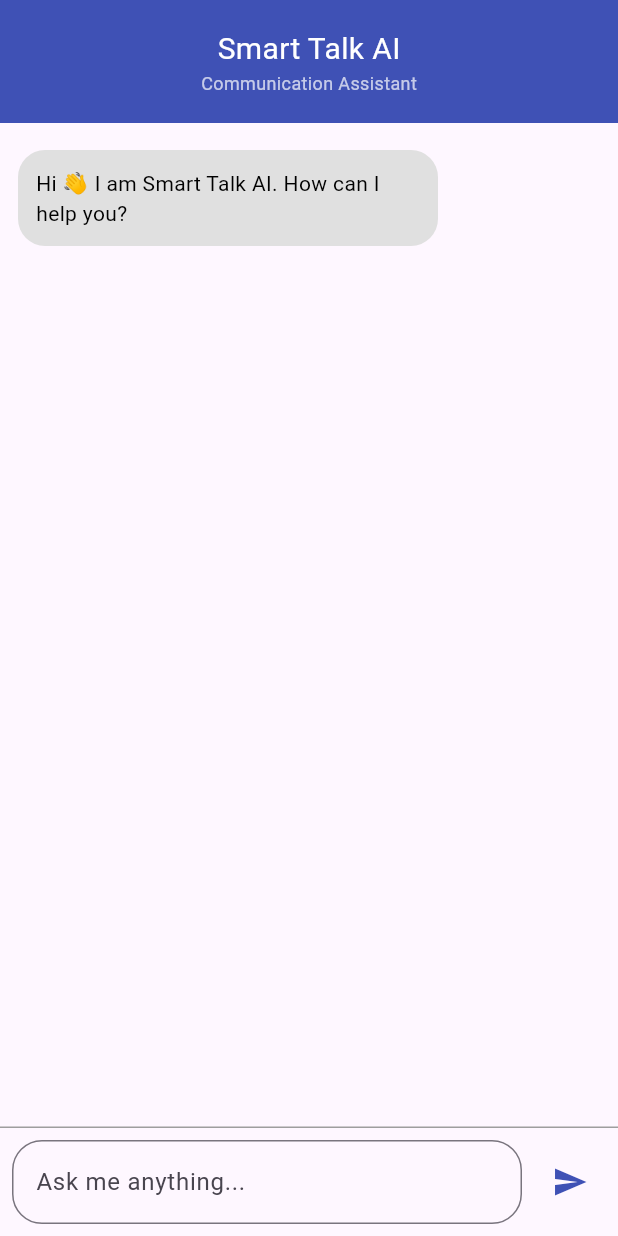
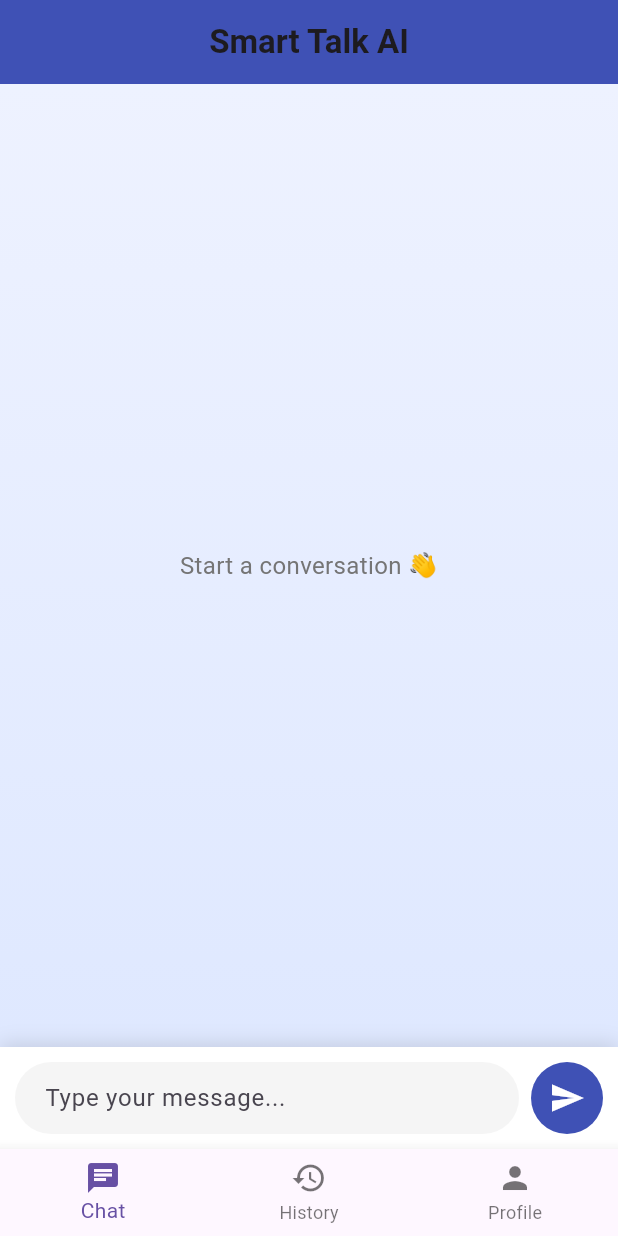
Before and after one commit to aizaziqbal11-wq/smart-talk-ai, a Flutter app: the screen it shows after launch, on a phone screen of 412 x 824 dp. Run offline on Flutter 3.47's test engine with Material 3 defaults, Android fonts, the phone set to English and light mode, and no system bars.

Commit message:
adding more screens and working on chat_screen for more attracive UI

```diff
--- a/lib/main.dart
+++ b/lib/main.dart
@@ -1,20 +1,55 @@
 import 'package:flutter/material.dart';
 import 'screens/chat_screen.dart';
+import 'screens/history_screen.dart';
+import 'screens/profile_screen.dart';
 
 void main() {
-  runApp(const SmartTalkAI());
+  runApp(SmartTalkAI());
 }
 
 class SmartTalkAI extends StatelessWidget {
-  const SmartTalkAI({super.key});
-
   @override
   Widget build(BuildContext context) {
     return MaterialApp(
       debugShowCheckedModeBanner: false,
       title: 'Smart Talk AI',
       theme: ThemeData(primarySwatch: Colors.indigo),
-      home: const ChatScreen(),
+      home: HomePage(),
     );
   }
 }
+
+class HomePage extends StatefulWidget {
+  @override
+  _HomePageState createState() => _HomePageState();
+}
+
+class _HomePageState extends State<HomePage> {
+  int _currentIndex = 0;
+
+  final List<Widget> _screens = [
+    ChatScreen(),
+    HistoryScreen(),
+    ProfileScreen(),
+  ];
+
+  @override
+  Widget build(BuildContext context) {
+    return Scaffold(
+      body: _screens[_currentIndex],
+      bottomNavigationBar: BottomNavigationBar(
+        currentIndex: _currentIndex,
+        onTap: (index) {
+          setState(() {
+            _currentIndex = index;
+          });
+        },
+        items: const [
+          BottomNavigationBarItem(icon: Icon(Icons.chat), label: "Chat"),
+          BottomNavigationBarItem(icon: Icon(Icons.history), label: "History"),
+          BottomNavigationBarItem(icon: Icon(Icons.person), label: "Profile"),
+        ],
+      ),
+    );
+  }
+}
--- a/lib/screens/chat_screen.dart
+++ b/lib/screens/chat_screen.dart
@@ -1,47 +1,122 @@
 import 'package:flutter/material.dart';
+import '../widgets/chat_bubble.dart';
 import '../models/message_model.dart';
-import '../widgets/chat_bubble.dart';
-import '../widgets/chat_input.dart';
-import '../widgets/chat_header.dart';
 
 class ChatScreen extends StatefulWidget {
-  const ChatScreen({super.key});
-
   @override
-  State<ChatScreen> createState() => _ChatScreenState();
+  _ChatScreenState createState() => _ChatScreenState();
 }
 
 class _ChatScreenState extends State<ChatScreen> {
-  final List<Message> messages = [
-    Message(text: "Hi 👋 I am Smart Talk AI. How can I help you?", isUser: false),
-  ];
+  final TextEditingController _controller = TextEditingController();
+  List<Message> messages = [];
 
-  void sendMessage(String text) {
+  void sendMessage() {
+    if (_controller.text.trim().isEmpty) return;
+
     setState(() {
-      messages.add(Message(text: text, isUser: true));
-      messages.add(
-        Message(text: "This is a demo response for now.", isUser: false),
-      );
+      messages.add(Message(text: _controller.text, isUser: true));
+      messages.add(Message(text: "This is AI response (demo)", isUser: false));
     });
+
+    _controller.clear();
   }
 
   @override
   Widget build(BuildContext context) {
     return Scaffold(
-      body: Column(
+      backgroundColor: Colors.transparent,
+
+      appBar: AppBar(
+        elevation: 0,
+        centerTitle: true,
+        title: const Text(
+          "Smart Talk AI",
+          style: TextStyle(fontWeight: FontWeight.bold),
+        ),
+        backgroundColor: Colors.indigo,
+      ),
+
+      body: Container(
+        decoration: const BoxDecoration(
+          gradient: LinearGradient(
+            colors: [Color(0xFFEEF2FF), Color(0xFFDDE7FF)],
+            begin: Alignment.topCenter,
+            end: Alignment.bottomCenter,
+          ),
+        ),
+
+        child: Column(
           children: [
-          const ChatHeader(),
+            /// CHAT AREA
             Expanded(
-            child: ListView.builder(
-              padding: const EdgeInsets.all(12),
+              child: messages.isEmpty
+                  ? Center(
+                      child: Text(
+                        "Start a conversation 👋",
+                        style: TextStyle(fontSize: 16, color: Colors.grey[600]),
+                      ),
+                    )
+                  : ListView.builder(
+                      padding: const EdgeInsets.symmetric(vertical: 10),
                       itemCount: messages.length,
                       itemBuilder: (context, index) {
                         return ChatBubble(message: messages[index]);
                       },
                     ),
             ),
-          ChatInput(onSend: sendMessage),
+
+            /// INPUT AREA
+            Container(
+              padding: const EdgeInsets.all(10),
+              decoration: BoxDecoration(
+                color: Colors.white,
+                boxShadow: [
+                  BoxShadow(
+                    blurRadius: 10,
+                    color: Colors.black12,
+                    offset: Offset(0, -2),
+                  ),
                 ],
+              ),
+              child: Row(
+                children: [
+                  /// TEXT FIELD
+                  Expanded(
+                    child: TextField(
+                      controller: _controller,
+                      decoration: InputDecoration(
+                        hintText: "Type your message...",
+                        filled: true,
+                        fillColor: Colors.grey[100],
+                        contentPadding: const EdgeInsets.symmetric(
+                          horizontal: 16,
+                          vertical: 12,
+                        ),
+                        border: OutlineInputBorder(
+                          borderRadius: BorderRadius.circular(30),
+                          borderSide: BorderSide.none,
+                        ),
+                      ),
+                    ),
+                  ),
+
+                  const SizedBox(width: 8),
+
+                  /// SEND BUTTON
+                  CircleAvatar(
+                    radius: 24,
+                    backgroundColor: Colors.indigo,
+                    child: IconButton(
+                      icon: const Icon(Icons.send, color: Colors.white),
+                      onPressed: sendMessage,
+                    ),
+                  ),
+                ],
+              ),
+            ),
+          ],
+        ),
       ),
     );
   }
--- /dev/null
+++ b/lib/screens/history_screen.dart
@@ -0,0 +1,24 @@
+import 'package:flutter/material.dart';
+import '../widgets/history_tile.dart';
+
+class HistoryScreen extends StatelessWidget {
+  final List<String> history = [
+    "How to improve communication?",
+    "Explain 7Cs of communication",
+    "Public speaking tips",
+    "Conflict resolution advice",
+  ];
+
+  @override
+  Widget build(BuildContext context) {
+    return Scaffold(
+      appBar: AppBar(title: Text("Chat History (Last 7 Days)")),
+      body: ListView.builder(
+        itemCount: history.length,
+        itemBuilder: (context, index) {
+          return HistoryTile(text: history[index]);
+        },
+      ),
+    );
+  }
+}
--- a/lib/widgets/chat_bubble.dart
+++ b/lib/widgets/chat_bubble.dart
@@ -4,25 +4,42 @@ import '../models/message_model.dart';
 class ChatBubble extends StatelessWidget {
   final Message message;
 
-  const ChatBubble({super.key, required this.message});
+  const ChatBubble({Key? key, required this.message}) : super(key: key);
 
   @override
   Widget build(BuildContext context) {
+    final isUser = message.isUser;
+
     return Align(
-      alignment:
-          message.isUser ? Alignment.centerRight : Alignment.centerLeft,
+      alignment: isUser ? Alignment.centerRight : Alignment.centerLeft,
       child: Container(
-        margin: const EdgeInsets.symmetric(vertical: 6),
-        padding: const EdgeInsets.all(12),
-        constraints: const BoxConstraints(maxWidth: 280),
+        constraints: BoxConstraints(
+          maxWidth: MediaQuery.of(context).size.width * 0.75,
+        ),
+        margin: EdgeInsets.symmetric(vertical: 6, horizontal: 12),
+        padding: const EdgeInsets.symmetric(vertical: 12, horizontal: 16),
         decoration: BoxDecoration(
-          color: message.isUser ? Colors.indigo : Colors.grey.shade300,
-          borderRadius: BorderRadius.circular(18),
+          color: isUser ? Colors.indigo : Colors.white,
+          borderRadius: BorderRadius.only(
+            topLeft: Radius.circular(18),
+            topRight: Radius.circular(18),
+            bottomLeft: isUser ? Radius.circular(18) : Radius.circular(4),
+            bottomRight: isUser ? Radius.circular(4) : Radius.circular(18),
+          ),
+          boxShadow: [
+            BoxShadow(
+              color: Colors.black12,
+              blurRadius: 8,
+              offset: Offset(0, 3),
+            ),
+          ],
         ),
         child: Text(
           message.text,
           style: TextStyle(
-            color: message.isUser ? Colors.white : Colors.black,
+            fontSize: 15,
+            height: 1.4,
+            color: isUser ? Colors.white : Colors.black87,
           ),
         ),
       ),
```
Also changed, not shown: lib/screens/profile_screen.dart (added, +41 -0 lines), lib/widgets/history_tile.dart (added, +16 -0 lines). Lines whose indentation alone changed are shown as unchanged.
